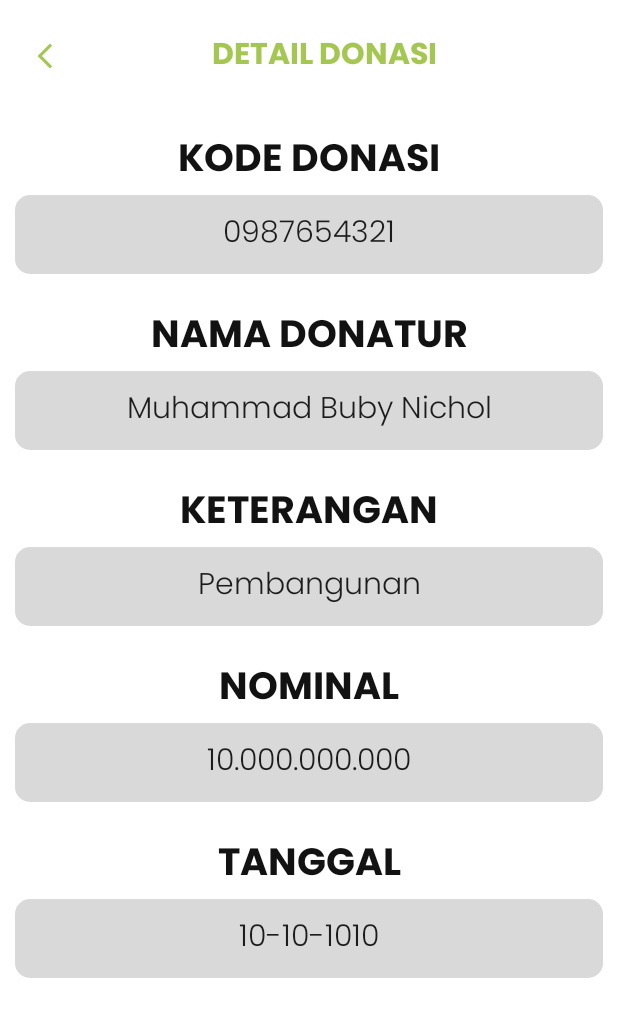
After one commit to MDaniDarmawan/NH_Care, an Android app: the layout activity_detail_donasi.xml on its own in the app's theme, with its tools: preview values and no code run, on a phone screen of 412 x 824 dp. The commit adds this screen. Shown: the top 1017 px of the screen. Run offline under Robolectric (Android 15) with nearby library versions, the phone set to English and light mode, and no system bars; network calls fail.

Commit message:
update detail donasi dan riwayat donasi

```diff
--- /dev/null
+++ b/app/src/main/res/layout/activity_detail_donasi.xml
@@ -0,0 +1,160 @@
+<?xml version="1.0" encoding="utf-8"?>
+<LinearLayout
+    xmlns:android="http://schemas.android.com/apk/res/android"
+    xmlns:app="http://schemas.android.com/apk/res-auto"
+    xmlns:tools="http://schemas.android.com/tools"
+    android:layout_width="match_parent"
+    android:layout_height="match_parent"
+    android:padding="10dp"
+    android:orientation="vertical"
+    tools:context=".activity.acara.AcaraActivity">
+
+    <LinearLayout
+        android:layout_width="match_parent"
+        android:layout_height="wrap_content"
+        android:orientation="horizontal"
+        android:padding="10dp">
+
+        <ImageView
+            android:id="@+id/btnbackdetaildonasi"
+            android:layout_width="20dp"
+            android:layout_height="20dp"
+            android:background="@drawable/backberanda"
+            android:layout_gravity="start|center"/>
+
+        <TextView
+            android:layout_width="match_parent"
+            android:layout_height="wrap_content"
+            android:text="DETAIL DONASI"
+            android:fontFamily="@font/poppins_bold"
+            android:textSize="20sp"
+            android:textColor="@color/green"
+            android:textAlignment="center"
+            android:layout_gravity="center"/>
+
+    </LinearLayout>
+
+    <ScrollView
+        android:layout_width="match_parent"
+        android:layout_height="wrap_content">
+
+        <LinearLayout
+            android:layout_width="match_parent"
+            android:layout_height="wrap_content"
+            android:orientation="vertical">
+
+    <TextView
+        android:id="@+id/order_id"
+        android:layout_width="match_parent"
+        android:layout_height="wrap_content"
+        android:fontFamily="@font/poppins_bold"
+        android:text="KODE DONASI"
+        android:textSize="25sp"
+        android:layout_marginTop="20dp"
+        android:textColor="@color/black"
+        android:textAlignment="center"/>
+
+    <EditText
+        android:id="@+id/kotak_order_id"
+        android:layout_width="match_parent"
+        android:layout_height="wrap_content"
+        android:background="@drawable/bg_tombol2"
+        android:padding="10dp"
+        android:text="0987654321"
+        android:textAlignment="center"
+        android:textSize="20sp"
+        android:fontFamily="@font/poppins_light"/>
+
+    <TextView
+        android:id="@+id/nama_donatur"
+        android:layout_width="match_parent"
+        android:layout_height="wrap_content"
+        android:fontFamily="@font/poppins_bold"
+        android:text="NAMA DONATUR"
+        android:textSize="25sp"
+        android:layout_marginTop="20dp"
+        android:textColor="@color/black"
+        android:textAlignment="center"/>
+
+    <EditText
+        android:id="@+id/kotak_nama_donatur"
+        android:layout_width="match_parent"
+        android:layout_height="wrap_content"
+        android:background="@drawable/bg_tombol2"
+        android:padding="10dp"
+        android:text="Muhammad Buby Nichol"
+        android:textAlignment="center"
+        android:textSize="20sp"
+        android:fontFamily="@font/poppins_light"/>
+
+    <TextView
+        android:id="@+id/keterangan"
+        android:layout_width="match_parent"
+        android:layout_height="wrap_content"
+        android:fontFamily="@font/poppins_bold"
+        android:text="KETERANGAN"
+        android:textSize="25sp"
+        android:layout_marginTop="20dp"
+        android:textColor="@color/black"
+        android:textAlignment="center"/>
+
+    <EditText
+        android:id="@+id/kotak_keterangan"
+        android:layout_width="match_parent"
+        android:layout_height="wrap_content"
+        android:background="@drawable/bg_tombol2"
+        android:padding="10dp"
+        android:text="Pembangunan"
+        android:textAlignment="center"
+        android:textSize="20sp"
+        android:fontFamily="@font/poppins_light"/>
+
+    <TextView
+        android:id="@+id/grossamount"
+        android:layout_width="match_parent"
+        android:layout_height="wrap_content"
+        android:fontFamily="@font/poppins_bold"
+        android:text="NOMINAL"
+        android:textSize="25sp"
+        android:layout_marginTop="20dp"
+        android:textColor="@color/black"
+        android:textAlignment="center"/>
+
+    <EditText
+        android:id="@+id/kotak_grossamount"
+        android:layout_width="match_parent"
+        android:layout_height="wrap_content"
+        android:background="@drawable/bg_tombol2"
+        android:padding="10dp"
+        android:text="10.000.000.000"
+        android:textAlignment="center"
+        android:textSize="20sp"
+        android:fontFamily="@font/poppins_light"/>
+
+    <TextView
+        android:id="@+id/tanggal"
+        android:layout_width="match_parent"
+        android:layout_height="wrap_content"
+        android:fontFamily="@font/poppins_bold"
+        android:text="TANGGAL"
+        android:textSize="25sp"
+        android:layout_marginTop="20dp"
+        android:textColor="@color/black"
+        android:textAlignment="center"/>
+
+    <EditText
+        android:id="@+id/kotak_tanggal"
+        android:layout_width="match_parent"
+        android:layout_height="wrap_content"
+        android:background="@drawable/bg_tombol2"
+        android:padding="10dp"
+        android:text="10-10-1010"
+        android:textAlignment="center"
+        android:textSize="20sp"
+        android:fontFamily="@font/poppins_light"/>
+
+        </LinearLayout>
+
+    </ScrollView>
+
+</LinearLayout>
--- a/app/src/main/res/layout/item_riwayat_donasi.xml
+++ b/app/src/main/res/layout/item_riwayat_donasi.xml
@@ -67,7 +67,7 @@
                     android:layout_width="match_parent"
                     android:layout_height="wrap_content"
                     android:fontFamily="@font/poppins_light"
-                    android:text="@{viewModel.formatLocalDateToString(dataAcara.tanggal)}"
+                    android:text="Detail Donasi"
                     android:textColor="@color/black"
                     android:textSize="14sp" />
 
```
